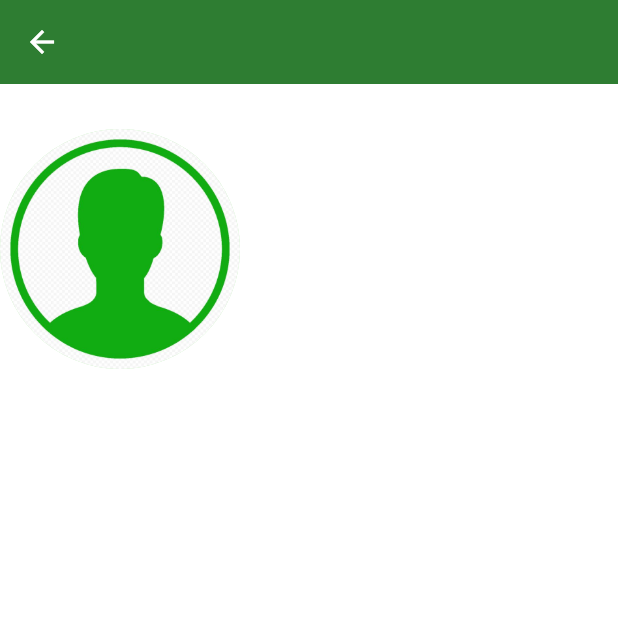
After one commit to rudill/Mobile-app-for-Dambulla-Economic-Center, a Flutter app: the ReservationInfo screen opened directly, on a phone screen of 412 x 824 dp, the top half of it. The commit adds this screen. Run offline on Flutter 3.47's test engine with Material 3 defaults, Android fonts, the phone set to English and light mode, and no system bars; our stand-ins replace cloud_firestore, firebase_auth, firebase_core, firebase_storage, hive_ce; accounts and stored records are empty.

Commit message:
Implement navigation to ReservationInfo on tapping reserved time slots

```diff
--- /dev/null
+++ b/lib/Pages/Seller/reservation_info.dart
@@ -0,0 +1,24 @@
+import 'package:flutter/material.dart';
+
+class ReservationInfo extends StatelessWidget {
+  const ReservationInfo({super.key});
+
+  @override
+  Widget build(BuildContext context) {
+    return Scaffold(
+      appBar: AppBar(
+        backgroundColor: Colors.green.shade800,
+        foregroundColor: Colors.white,
+      ),
+      body: Column(
+        children: [
+          const SizedBox(height: 30),
+          const CircleAvatar(
+            radius: 80,
+            backgroundImage: AssetImage('assets/images/faramer1.jpg'),
+          ),
+        ],
+      ),
+    );
+  }
+}
```
Also changed, not shown: lib/Hive/add_to_hive.dart (deleted, +0 -91 lines), lib/Pages/Seller/ReservedTimeTable.dart (+21 -10 lines).
